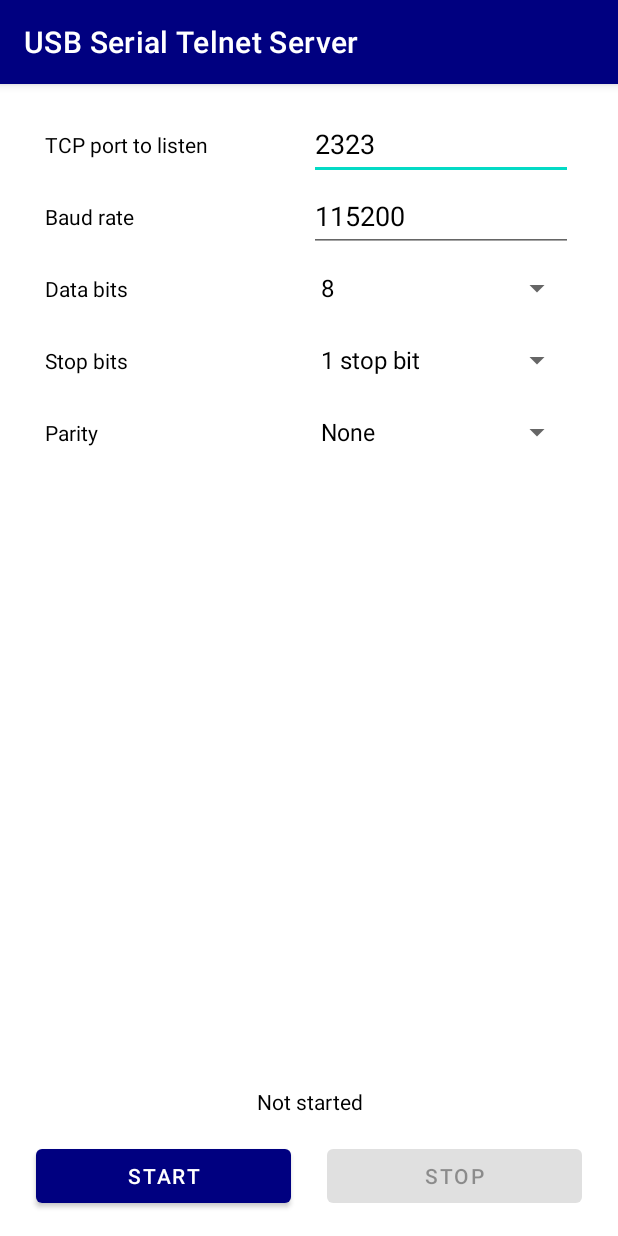
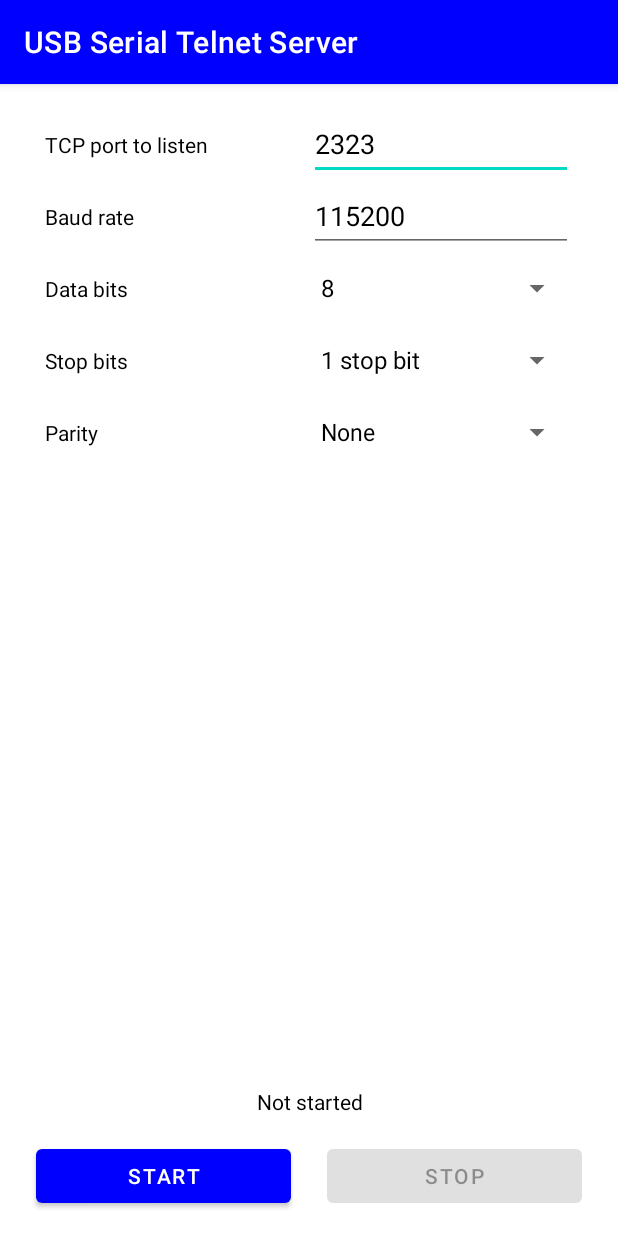
Before and after one commit to ClusterM/usb-serial-telnet-server, an Android app: the screen it shows after launch (MainActivity), on a phone screen of 412 x 824 dp. Run offline under Robolectric (Android 15) with nearby library versions, the phone set to English and light mode, and no system bars; libraries missing offline, so code that uses them is left out: com.hoho.android; 1 statement that could not run was skipped.

Commit message:
Colors tuning

```diff
--- a/app/src/main/res/values-night/themes.xml
+++ b/app/src/main/res/values-night/themes.xml
@@ -3,7 +3,7 @@
     <style name="Theme.USBSerialTelnetServer" parent="Theme.MaterialComponents.DayNight.DarkActionBar">
         <!-- Primary brand color. -->
         <item name="colorPrimary">@color/blue_light</item>
-        <item name="colorPrimaryVariant">@color/blue</item>
+        <item name="colorPrimaryVariant">@color/blue_dark</item>
         <item name="colorOnPrimary">@color/black</item>
         <!-- Secondary brand color. -->
         <item name="colorSecondary">@color/teal_200</item>
--- a/app/src/main/res/values/themes.xml
+++ b/app/src/main/res/values/themes.xml
@@ -2,8 +2,8 @@
     <!-- Base application theme. -->
     <style name="Theme.USBSerialTelnetServer" parent="Theme.MaterialComponents.DayNight.DarkActionBar">
         <!-- Primary brand color. -->
-        <item name="colorPrimary">@color/blue_dark</item>
-        <item name="colorPrimaryVariant">@color/blue</item>
+        <item name="colorPrimary">@color/blue</item>
+        <item name="colorPrimaryVariant">@color/blue_dark</item>
         <item name="colorOnPrimary">@color/white</item>
         <!-- Secondary brand color. -->
         <item name="colorSecondary">@color/teal_200</item>
```
